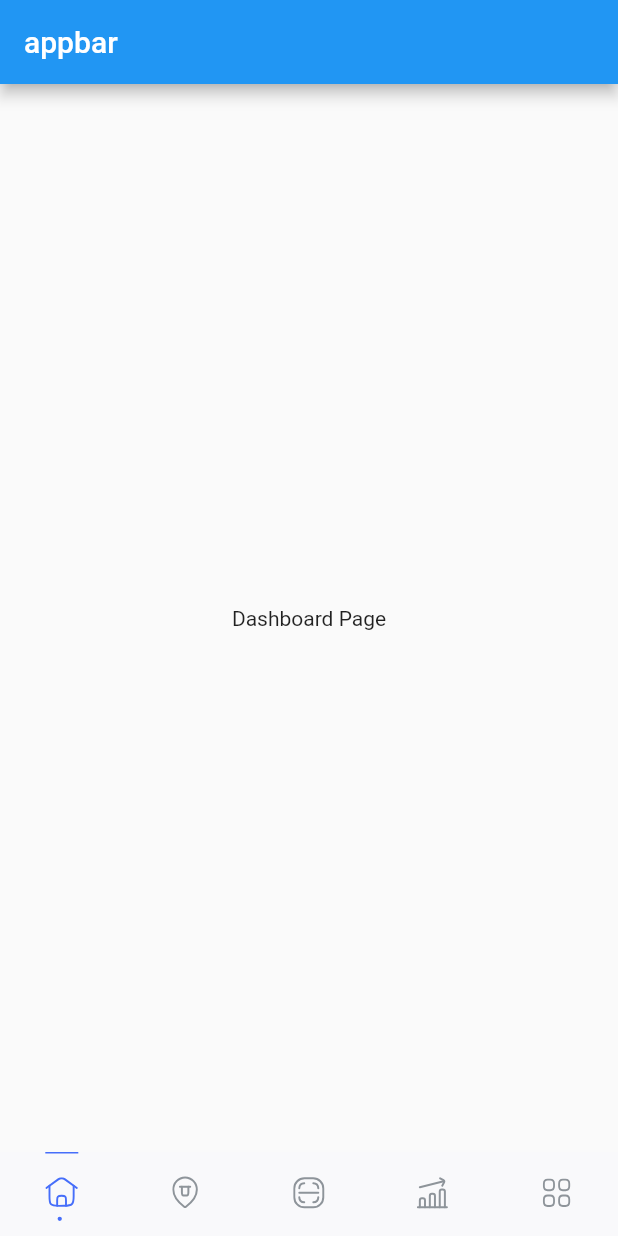
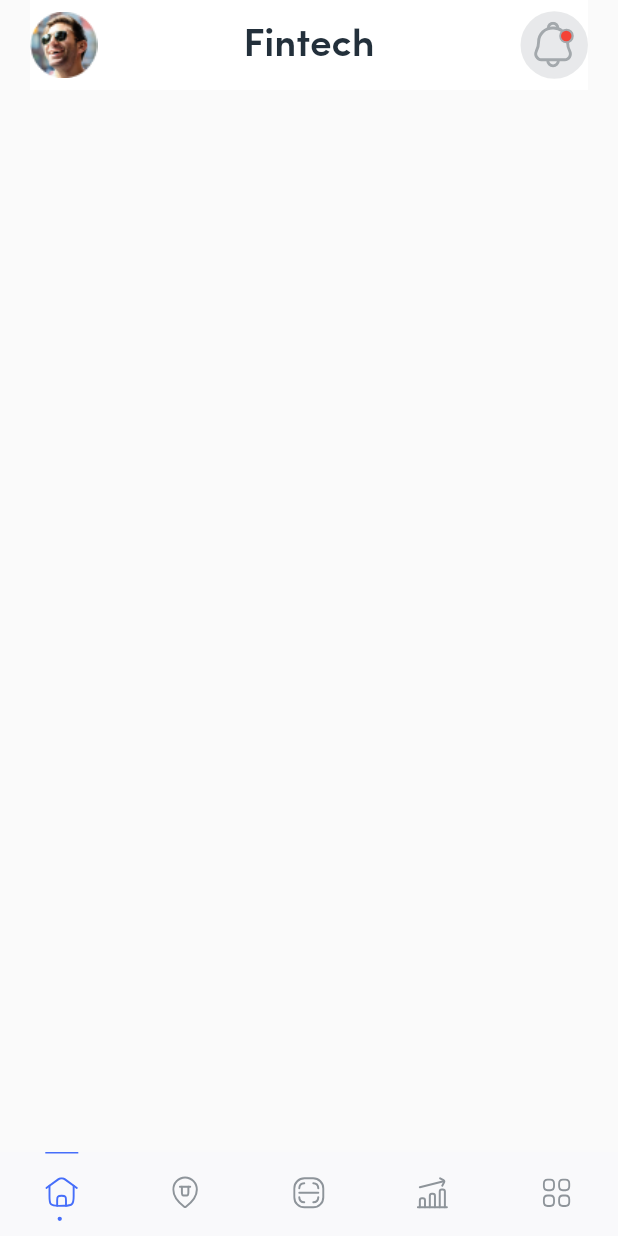
Before and after one commit to burakeraslan/flutter_ui, a Flutter app: the screen it shows after launch, on a phone screen of 412 x 824 dp. Run offline on Flutter 3.47's test engine with Material 2 defaults, Android fonts, the phone set to English and light mode, and no system bars; our stand-ins replace flutter_svg, get.

Commit message:
dashboard header

```diff
--- a/lib/core/svg_icons.dart
+++ b/lib/core/assets.dart
@@ -4,4 +4,9 @@ class SvgIcons {
   static String get second => 'assets/icons/second.svg';
   static String get third => 'assets/icons/third.svg';
   static String get fourth => 'assets/icons/fourth.svg';
+  static String get notifications => 'assets/icons/notifications.svg';
 }
+
+class PngImages {
+  static String get userPp => 'assets/images/user_pp.png';
+}
--- /dev/null
+++ b/lib/pages/home_page/dashboard_page/dashboard_page.dart
@@ -0,0 +1,86 @@
+import 'package:flutter/material.dart';
+import 'package:flutter_svg/flutter_svg.dart';
+import 'package:flutter_ui/core/assets.dart';
+
+class DashboardPage extends StatelessWidget {
+  const DashboardPage({super.key});
+
+  @override
+  Widget build(BuildContext context) {
+    return Scaffold(
+      appBar: AppBar(
+        elevation: 0,
+        backgroundColor: Colors.white,
+        toolbarHeight: 0,
+      ),
+      body: Padding(
+        padding: const EdgeInsets.symmetric(horizontal: 20),
+        child: Column(
+          children: [
+            Container(
+              color: Colors.white,
+              height: 60,
+              child: Row(
+                mainAxisAlignment: MainAxisAlignment.spaceBetween,
+                children: [
+                  InkWell(
+                    onTap: () {
+                      print("Clicked on user profile");
+                    },
+                    child: Image.asset(
+                      PngImages.userPp,
+                      width: 45,
+                      height: 45,
+                    ),
+                  ),
+                  const Text(
+                    "Fintech",
+                    style: TextStyle(
+                      fontFamily: 'SP600',
+                      fontSize: 26,
+                      color: Color(0xFF23303B),
+                    ),
+                  ),
+                  Stack(
+                    children: [
+                      InkWell(
+                        onTap: () {
+                          print("Clicked on notification icon");
+                        },
+                        child: Container(
+                          width: 45,
+                          height: 45,
+                          padding: const EdgeInsets.all(7),
+                          decoration: BoxDecoration(
+                            color: const Color(0x40A4A9AE),
+                            borderRadius: BorderRadius.circular(100),
+                          ),
+                          child: SvgPicture.asset(
+                            SvgIcons.notifications,
+                            colorFilter: const ColorFilter.mode(Color(0xFFA3A8AC), BlendMode.srcIn),
+                          ),
+                        ),
+                      ),
+                      Positioned(
+                        right: 11,
+                        top: 13,
+                        child: Container(
+                          width: 7,
+                          height: 7,
+                          decoration: BoxDecoration(
+                            color: Colors.red,
+                            borderRadius: BorderRadius.circular(4),
+                          ),
+                        ),
+                      ),
+                    ],
+                  )
+                ],
+              ),
+            ),
+          ],
+        ),
+      ),
+    );
+  }
+}
--- a/lib/pages/home_page/dashboard_page/gift_cards_page/dashboard_page.dart
+++ /dev/null
@@ -1,14 +0,0 @@
-import 'package:flutter/material.dart';
-
-class DashboardPage extends StatelessWidget {
-  const DashboardPage({super.key});
-
-  @override
-  Widget build(BuildContext context) {
-    return const Scaffold(
-      body: Center(
-        child: Text("Dashboard Page"),
-      ),
-    );
-  }
-}
--- a/lib/pages/home_page/home_page.dart
+++ b/lib/pages/home_page/home_page.dart
@@ -1,6 +1,6 @@
 import 'package:flutter/material.dart';
 import 'package:flutter_svg/flutter_svg.dart';
-import 'package:flutter_ui/core/svg_icons.dart';
+import 'package:flutter_ui/core/assets.dart';
 import 'package:flutter_ui/pages/home_page/home_page_controller.dart';
 import 'package:get/get.dart';
 
@@ -13,9 +13,6 @@ class HomePage extends StatelessWidget {
 
     return Obx(
       () => Scaffold(
-        appBar: AppBar(
-          title: const Text("appbar"),
-        ),
         body: controller.pages[controller.currentIndex.value],
         bottomNavigationBar: Stack(
           children: [
--- a/lib/pages/home_page/home_page_controller.dart
+++ b/lib/pages/home_page/home_page_controller.dart
@@ -1,5 +1,5 @@
 import 'package:flutter/material.dart';
-import 'package:flutter_ui/pages/home_page/dashboard_page/gift_cards_page/dashboard_page.dart';
+import 'package:flutter_ui/pages/home_page/dashboard_page/dashboard_page.dart';
 import 'package:get/get.dart';
 
 class HomePageController extends GetxController {
```
Also changed, not shown: pubspec.yaml (+16 -0 lines), assets/fonts/SofiaProMedium.otf (added), assets/fonts/SofiaProRegular.otf (added), assets/fonts/SofiaProSemiBold.otf (added), assets/icons/notifications.svg (added), assets/images/user_pp.png (added), pubspec.lock, 1 other file.
